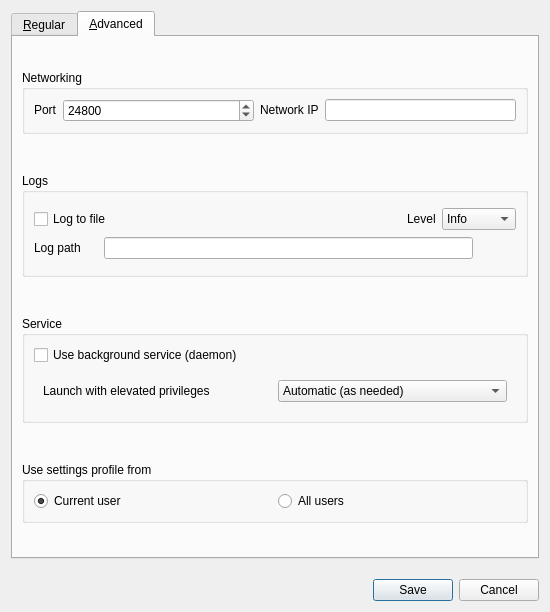
Before: the Qt Designer form src/apps/deskflow-gui/dialogs/SettingsDialog.ui in deskflow/deskflow, drawn with Qt 5.
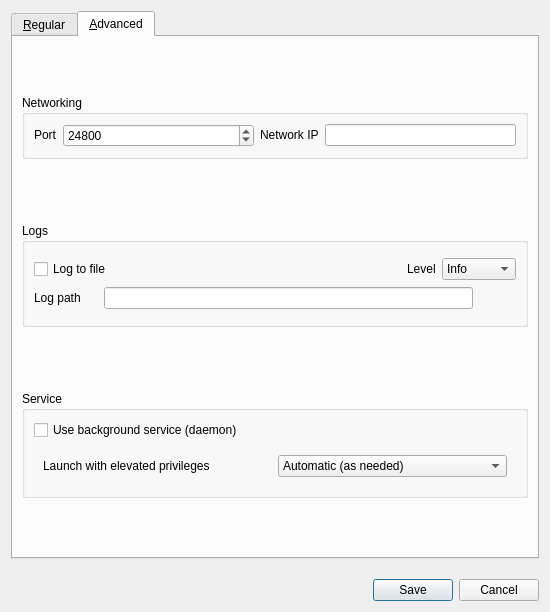
After: the same form once the commit is applied. The open tabs and pages were chosen to show the change. Icons and pictures are not drawn.

Commit message: feat: handle scope automaticaly fixes #8358

Diff of the .ui file:
```diff
--- a/src/apps/deskflow-gui/dialogs/SettingsDialog.ui
+++ b/src/apps/deskflow-gui/dialogs/SettingsDialog.ui
@@ -656,38 +656,6 @@
          </layout>
         </widget>
        </item>
-       <item>
-        <widget class="QGroupBox" name="groupScope">
-         <property name="sizePolicy">
-          <sizepolicy hsizetype="Preferred" vsizetype="Maximum">
-           <horstretch>0</horstretch>
-           <verstretch>0</verstretch>
-          </sizepolicy>
-         </property>
-         <property name="title">
-          <string>Use settings profile from</string>
-         </property>
-         <layout class="QHBoxLayout" name="_5">
-          <item>
-           <widget class="QRadioButton" name="rbScopeUser">
-            <property name="text">
-             <string>Current user</string>
-            </property>
-            <property name="checked">
-             <bool>true</bool>
-            </property>
-           </widget>
-          </item>
-          <item>
-           <widget class="QRadioButton" name="rbScopeSystem">
-            <property name="text">
-             <string>All users</string>
-            </property>
-           </widget>
-          </item>
-         </layout>
-        </widget>
-       </item>
       </layout>
      </widget>
     </widget>
```
Left out of the diff: 2 changed lines with no effect on the pictures. The commit also changes 6 other files.
